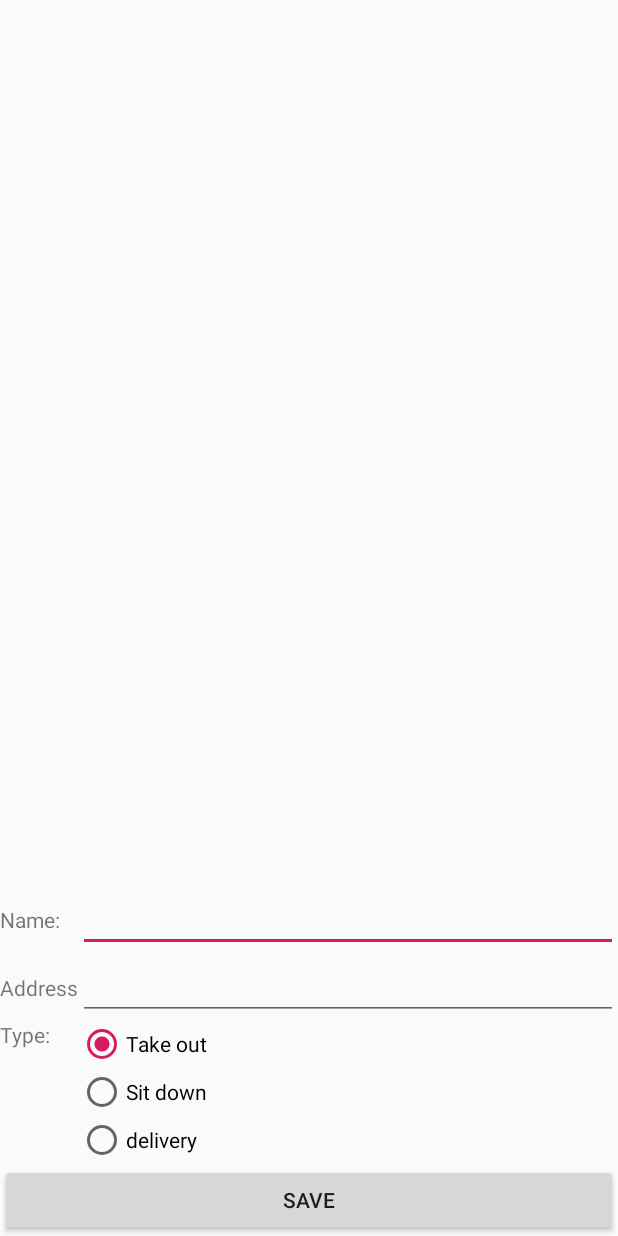
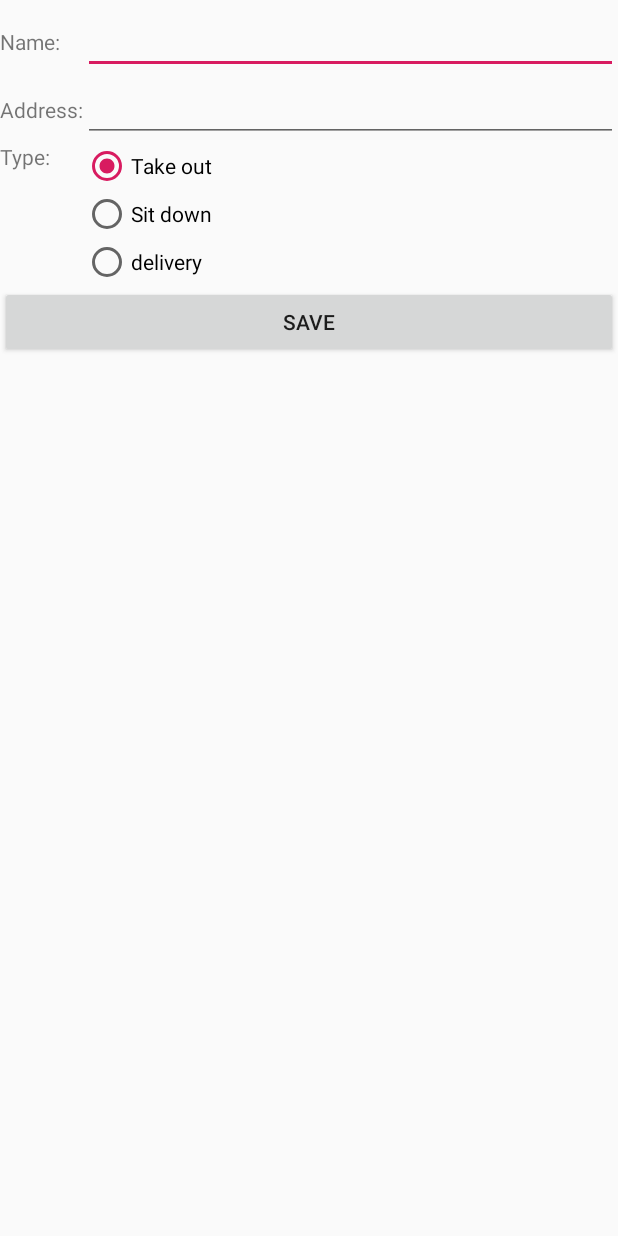
Before and after one commit to PhamQuocHuy98/thuchanhandroid, an Android app: the layout activity_lunch_list.xml on its own in the app's theme, with its tools: preview values and no code run, on a phone screen of 412 x 824 dp. Run offline under Robolectric (Android 15) with nearby library versions, the light colour scheme and no system bars.

Commit message:
DONE LAB8

```diff
--- a/app/src/main/java/com/example/myapplication/MainActivity.java
+++ b/app/src/main/java/com/example/myapplication/MainActivity.java
@@ -9,5 +9,6 @@ public class MainActivity extends AppCompatActivity {
     protected void onCreate(Bundle savedInstanceState) {
         super.onCreate(savedInstanceState);
         setContentView(R.layout.activity_main);
+
     }
 }
--- a/app/src/main/res/layout/activity_lunch_list.xml
+++ b/app/src/main/res/layout/activity_lunch_list.xml
@@ -1,58 +1,45 @@
-<?xml version="1.0" encoding="utf-8"?>
-
-<RelativeLayout
+<TabHost
     xmlns:android="http://schemas.android.com/apk/res/android"
-    android:id="@+id/wrapper"
+    android:id="@android:id/tabhost"
     android:layout_width="fill_parent"
     android:layout_height="fill_parent" >
+    <LinearLayout
+        android:orientation="vertical"
+        android:layout_width="match_parent"
+        android:layout_height="match_parent">
+        <TabWidget
+            android:id="@android:id/tabs"
+            android:layout_width="match_parent"
+            android:layout_height="wrap_content" />
+        <FrameLayout
+            android:id="@android:id/tabcontent"
+            android:layout_width="match_parent"
+            android:layout_height="match_parent">
+            <ListView
+                android:id="@+id/restaurants"
+                android:layout_width="match_parent"
+                android:layout_height="match_parent"/>
             <TableLayout
                 android:id="@+id/details"
                 android:layout_width="fill_parent"
                 android:layout_height="wrap_content"
-        android:layout_alignParentBottom="true"
-        android:stretchColumns="1" >
-        <TableRow
-            android:id="@+id/tableRow1"
-            android:layout_width="wrap_content"
-            android:layout_height="wrap_content" >
+                android:stretchColumns="1"
+                android:paddingTop="4dip" >
+                <TableRow >
                     <TextView
-                android:id="@+id/textView1"
-                android:layout_width="wrap_content"
-                android:layout_height="wrap_content"
-                android:text="Name:">
-
-            </TextView>
+                        android:text="Name:"/>
                     <EditText
-                android:id="@+id/name"
-                android:layout_width="wrap_content"
-                android:layout_height="wrap_content"
-                android:ems="10" >
-            </EditText>
+                        android:id="@+id/name"/>
                 </TableRow>
-        <TableRow
-            android:id="@+id/tableRow2"
-            android:layout_width="wrap_content"
-            android:layout_height="wrap_content" >
+                <TableRow>
                     <TextView
-                android:id="@+id/textView2"
-                android:layout_width="wrap_content"
-                android:layout_height="wrap_content"
-                android:text="Address"></TextView>
+                        android:text="Address:"/>
                     <EditText
-                android:id="@+id/addr"
-                android:layout_width="wrap_content"
-                android:layout_height="wrap_content"
-                android:ems="10" />
+                        android:id="@+id/addr"/>
                 </TableRow>
-        <TableRow
-            android:id="@+id/tableRow3"
-            android:layout_width="wrap_content"
-            android:layout_height="wrap_content" >
+                <TableRow>
                     <TextView
-                android:id="@+id/textView3"
-                android:layout_width="wrap_content"
-                android:layout_height="wrap_content"
-                android:text="Type:"></TextView>
+                        android:text="Type: "/>
                     <RadioGroup
                         android:id="@+id/type"
                         android:layout_width="wrap_content"
@@ -75,18 +62,9 @@
                             android:text="delivery" />
                     </RadioGroup>
                 </TableRow>
-        <Button
-            android:id="@+id/save"
-            android:layout_width="wrap_content"
+                <Button android:id="@+id/save"
+                    android:layout_width="match_parent"
                     android:layout_height="wrap_content"
                     android:text="Save" />
-    </TableLayout>
-    <ListView
-        android:layout_width="match_parent"
-        android:id="@+id/restaurants"
-        android:layout_above="@id/details"
-        android:layout_alignParentTop="true"
-        android:layout_height="wrap_content">
-
-    </ListView>
-</RelativeLayout>
+            </TableLayout> </FrameLayout>
+    </LinearLayout> </TabHost>
```
Also changed, not shown: app/src/main/java/com/example/myapplication/LunchList.java (+93 -7 lines), app/src/main/java/com/example/myapplication/RestaurantAdapter.java (added, +50 -0 lines), app/src/main/java/com/example/myapplication/RestaurantHelper.java (added, +60 -0 lines). Lines whose indentation alone changed are shown as unchanged.
